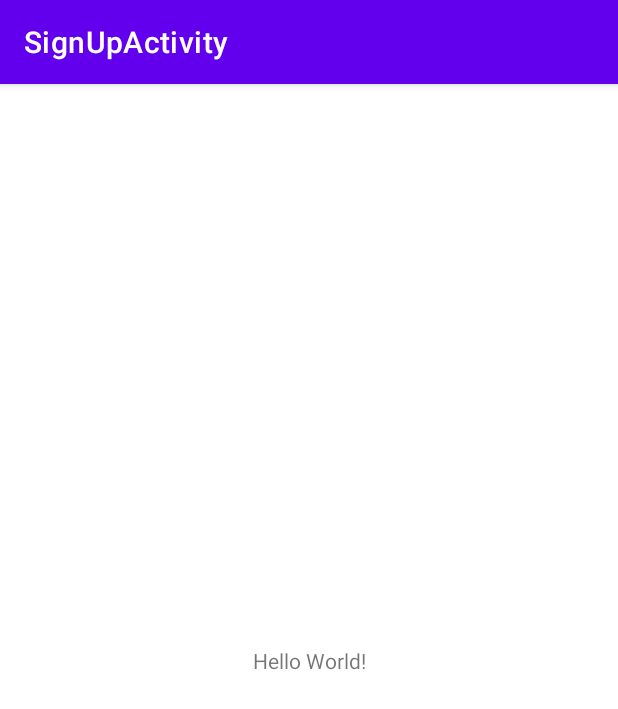
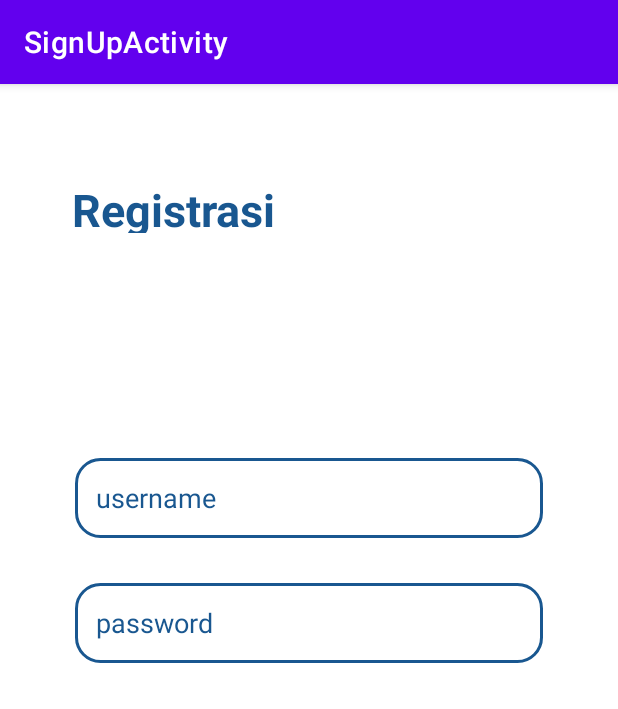
Before and after one commit to anjeliputeri/TeachSphere, an Android app: the SignUpActivity screen opened directly, with no data from a screen before it, on a phone screen of 412 x 824 dp. Shown: the top 709 px of the screen. Run offline under Robolectric (Android 15) with nearby library versions, the phone set to English and light mode, and no system bars.

Commit message:
hii aku msh newbie

```diff
--- a/app/src/main/java/com/app/teachsphere/SignUpActivity.kt
+++ b/app/src/main/java/com/app/teachsphere/SignUpActivity.kt
@@ -6,6 +6,7 @@ import android.os.Bundle
 class SignUpActivity : AppCompatActivity() {
     override fun onCreate(savedInstanceState: Bundle?) {
         super.onCreate(savedInstanceState)
-        setContentView(R.layout.activity_main)
+        setContentView(R.layout.activity_signup
+        )
     }
 }
--- /dev/null
+++ b/app/src/main/res/drawable/rectangle_white.xml
@@ -0,0 +1,9 @@
+<?xml version="1.0" encoding="utf-8"?>
+<shape xmlns:android="http://schemas.android.com/apk/res/android"
+    android:shape="rectangle">
+    <stroke android:color="@color/primary"
+        android:width="2dp"></stroke>
+    <corners android:radius="16dp"></corners>
+
+
+</shape>
--- a/app/src/main/res/layout/activity_signup.xml
+++ b/app/src/main/res/layout/activity_signup.xml
@@ -7,12 +7,50 @@
     tools:context=".MainActivity">
 
     <TextView
-        android:layout_width="wrap_content"
-        android:layout_height="wrap_content"
-        android:text="Hello World!"
-        app:layout_constraintBottom_toBottomOf="parent"
+        android:id="@+id/tvregistrasi"
+        android:layout_width="155dp"
+        android:layout_height="36dp"
+        android:text="Registrasi"
+        android:textColor="@color/primary"
+        android:textSize="30sp"
+        app:layout_constraintStart_toStartOf="parent"
+        app:layout_constraintTop_toTopOf="parent"
         app:layout_constraintEnd_toEndOf="parent"
+        android:layout_marginStart="22dp"
+        android:layout_marginTop="63dp"
+        android:layout_marginEnd="183dp"
+        android:textStyle="bold"
+        />
+    <EditText
+        android:id="@+id/username"
+        android:layout_width="312dp"
+        android:layout_height="53dp"
+        android:background="@drawable/rectangle_white"
+        android:hint="   username"
+        android:textColorHint="@color/primary"
         app:layout_constraintStart_toStartOf="parent"
-        app:layout_constraintTop_toTopOf="parent" />
+        app:layout_constraintEnd_toEndOf="parent"
+        app:layout_constraintTop_toBottomOf="@id/tvregistrasi"
+        android:layout_marginTop="150dp"
+        />
+    <EditText
+        android:id="@+id/password"
+        android:layout_width="312dp"
+        android:layout_height="53dp"
+        android:background="@drawable/rectangle_white"
+        android:hint="   password"
+        android:textColorHint="@color/primary"
+        app:layout_constraintStart_toStartOf="parent"
+        app:layout_constraintEnd_toEndOf="parent"
+        app:layout_constraintTop_toBottomOf="@id/username"
+        android:layout_marginTop="30dp"
+        />
+
+
+
+        />
+
+
+
 
 </androidx.constraintlayout.widget.ConstraintLayout>
--- a/app/src/main/res/values/colors.xml
+++ b/app/src/main/res/values/colors.xml
@@ -7,4 +7,5 @@
     <color name="teal_700">#FF018786</color>
     <color name="black">#FF000000</color>
     <color name="white">#FFFFFFFF</color>
+    <color name= "primary">#195790</color>
 </resources>
```
Also changed, not shown: app/src/main/res/drawable/kepala.png (added).
